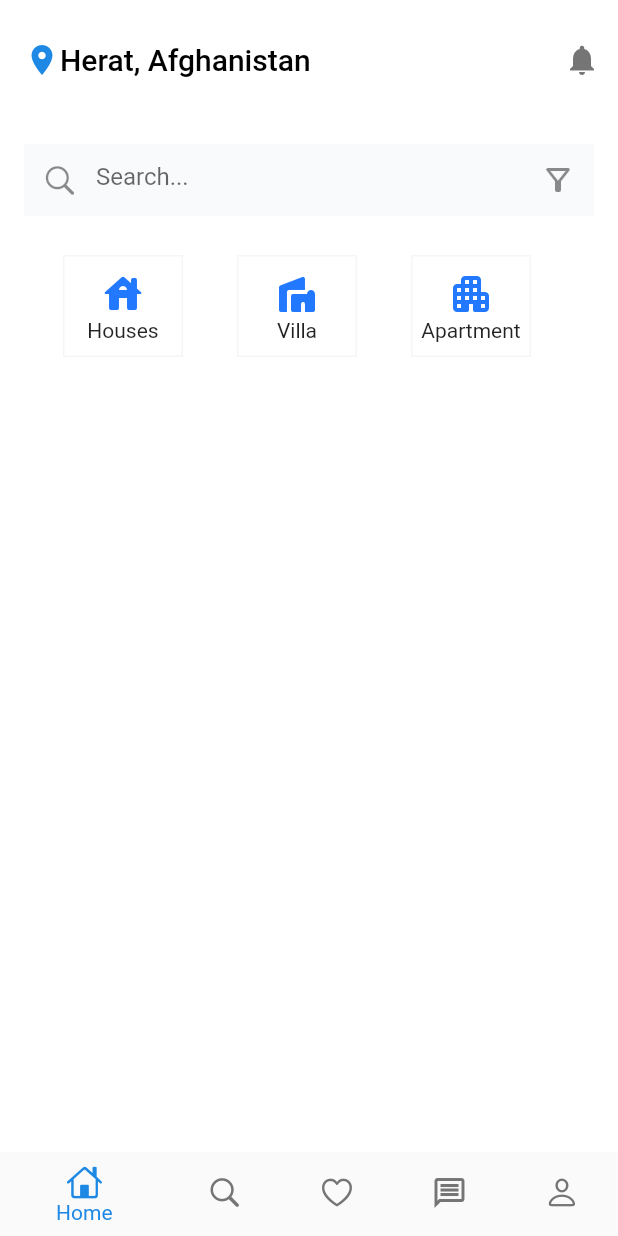
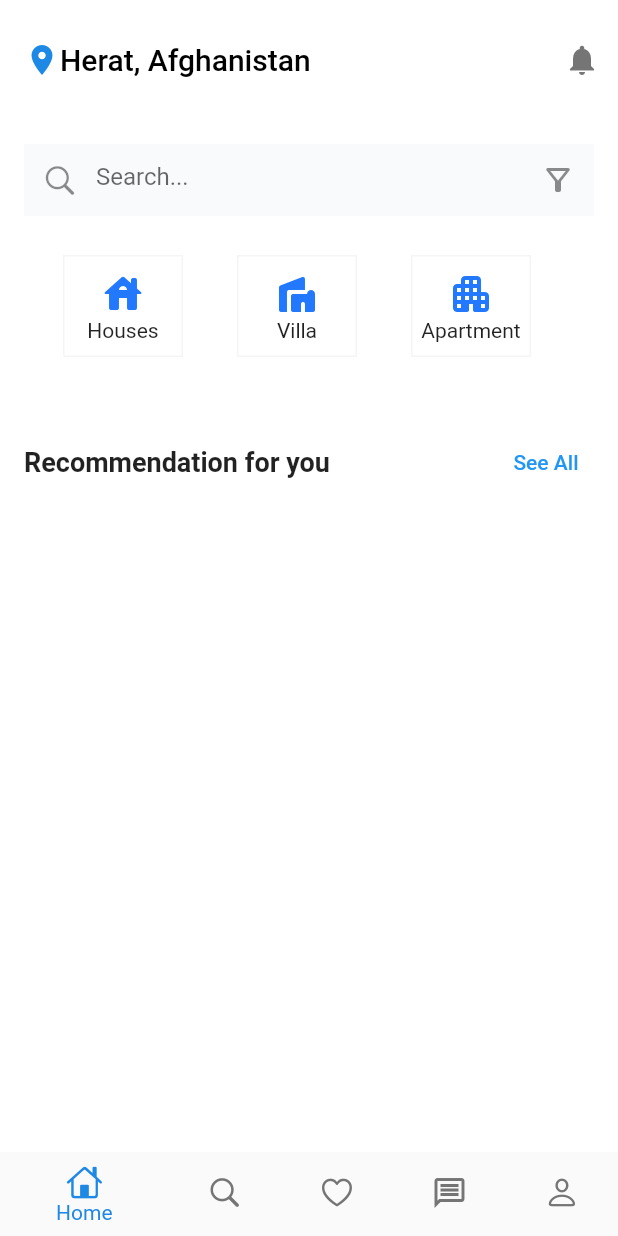
Before and after one commit to AhmadErshad/Home-rental, a Flutter app: the screen it shows after launch, on a phone screen of 412 x 824 dp. Run offline on Flutter 3.47's test engine with Material 2 defaults, Android fonts, the phone set to English and light mode, and no system bars.

Commit message:
create suggestion list and use it

```diff
--- a/lib/models/item_model.dart
+++ b/lib/models/item_model.dart
@@ -1,12 +1,12 @@
 class Item {
   String? title;
   String? category;
-  String? thump_url;
+  String? thumbUrl;
   String? location;
   double? price;
 
 // item constructor
-  Item(this.title, this.category, this.location, this.price, this.thump_url);
+  Item(this.title, this.category, this.location, this.price, this.thumbUrl);
 
   static List<Item> recommendation = [
     Item("Modern House for Renting", "House", "Georgia, USA", 2500,
--- a/lib/screens/home_screen.dart
+++ b/lib/screens/home_screen.dart
@@ -1,8 +1,10 @@
 import 'package:flutter/cupertino.dart';
 import 'package:flutter/material.dart';
 
+import '../models/item_model.dart';
 import '../widgets/search_field.dart';
 import '../widgets/select_category.dart';
+import '../widgets/suggestion_list.dart';
 
 class HomeScreen extends StatefulWidget {
   const HomeScreen({super.key});
@@ -45,14 +47,15 @@ class _HomeScreenState extends State<HomeScreen> {
         child: Padding(
           padding: const EdgeInsets.all(16.0),
           child: Column(
-            children: const [
+            children: [
               // use widget
-              SearchField(),
-              SelectCategory(),
-              SizedBox(
+              const SearchField(),
+              const SelectCategory(),
+              const SizedBox(
                 height: 20.0,
 
               ),
+              SuggestionList("Recommendation for you", Item.recommendation),
             ],
           ),
         ),
--- a/lib/widgets/suggestion_list.dart
+++ b/lib/widgets/suggestion_list.dart
@@ -1,8 +1,11 @@
 import 'package:flutter/material.dart';
 
+import '../models/item_model.dart';
+
 class SuggestionList extends StatefulWidget {
-  const SuggestionList({super.key});
-
+  SuggestionList(this.title, this.items, {super.key});
+  String? title;
+  List<Item> items;
   @override
   State<SuggestionList> createState() => _SuggestionListState();
 }
@@ -10,6 +13,34 @@ class SuggestionList extends StatefulWidget {
 class _SuggestionListState extends State<SuggestionList> {
   @override
   Widget build(BuildContext context) {
-    return Container();
+    return Container(
+      child: Column(
+        children: [
+          Row(
+            mainAxisAlignment: MainAxisAlignment.spaceBetween,
+            children: [
+              Text(
+                widget.title!,
+                style: const TextStyle(
+                    fontWeight: FontWeight.bold, fontSize: 18.0),
+              ),
+              TextButton(
+                onPressed: () => {},
+                child: const Text("See All"),
+              ),
+            ],
+          ),
+          SizedBox(
+            height: 12.0,
+          ),
+          Container(
+            height: 340.0,
+            width: double.infinity,
+            // use card widget
+            // child: ListView.builder(scrollDirection: Axis.horizontal, itemCount: widget.items.length, itemBuilder: (context, index) =>{},),
+          ),
+        ],
+      ),
+    );
   }
 }
```
